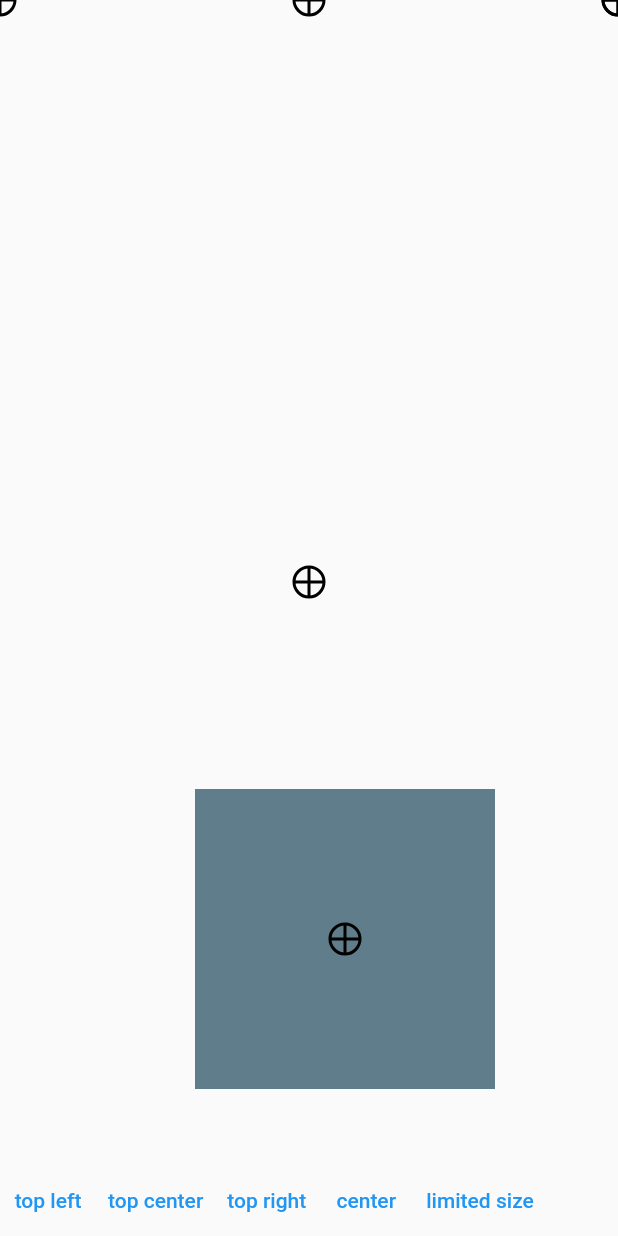
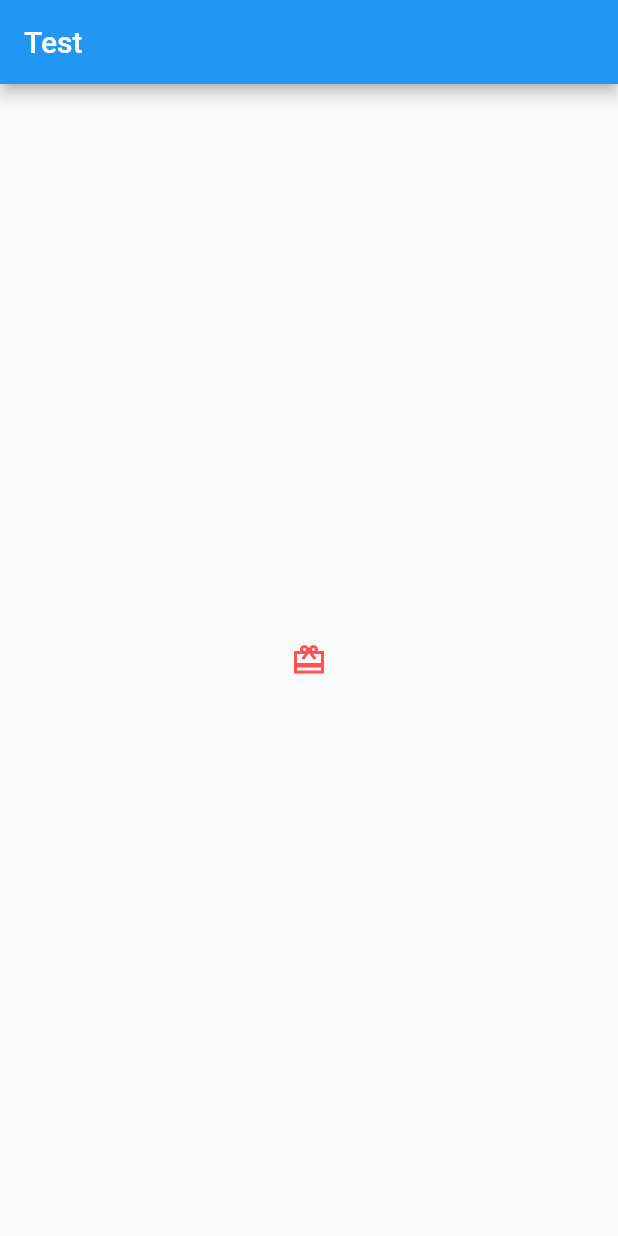
Before and after one commit to nguyenquy4397/animated_container, a Flutter app: the screen it shows after launch, on a phone screen of 412 x 824 dp. Run offline on Flutter 3.47's test engine with Material 2 defaults, Android fonts, the phone set to English and light mode, and no system bars.

Commit message:
add force stop function to controller: clear all particles immediately fix example suitable with requirement

```diff
--- a/example/lib/main.dart
+++ b/example/lib/main.dart
@@ -31,131 +31,57 @@ class MyHomePage extends StatefulWidget {
 }
 
 class _MyHomePageState extends State<MyHomePage> {
-  final _controllerTopLeft = ConfettiController();
-  final _controllerTopCenter = ConfettiController();
-  final _controllerTopRight = ConfettiController();
-  final _controllerCenter = ConfettiController();
-  final _controllerLimitedSize = ConfettiController();
+  final _controllerCenter =
+      ConfettiController(duration: const Duration(seconds: 1));
+  int _index = 0;
 
   @override
   Widget build(BuildContext context) {
     return SafeArea(
       child: Scaffold(
-        body: Stack(
+        appBar: AppBar(
+          title: const Text('Test'),
+          leading: (_index == 1)
+              ? IconButton(
+                  onPressed: () {
+                    setState(() {
+                      _index = 0;
+                    });
+                  },
+                  icon: const Icon(Icons.arrow_back))
+              : null,
+        ),
+        body: IndexedStack(
+          index: _index,
+          alignment: Alignment.center,
           children: [
-            ConfettiWidget(
-              confettiController: _controllerTopLeft,
-              alignment: Alignment.topLeft,
-              blastDirection: pi / 4,
-              displayTarget: true,
+            IconButton(
+              onPressed: () {
+                setState(() {
+                  _index = 1;
+                });
+                _controllerCenter.play();
+              },
+              icon: const Icon(
+                Icons.card_giftcard_sharp,
+                color: Colors.redAccent,
               ),
-            ConfettiWidget(
-              confettiController: _controllerTopCenter,
-              alignment: Alignment.topCenter,
-              blastDirection: pi / 2,
-              displayTarget: true,
-              numberOfParticles: 50,
-              createParticlePaths: const [ConfettiUtils.drawStar],
             ),
-            ConfettiWidget(
-              confettiController: _controllerTopRight,
-              alignment: Alignment.topRight,
-              blastDirection: 3 * pi / 4,
-              displayTarget: true,
-              createParticlePaths: const [ConfettiUtils.drawStar],
-            ),
-            ConfettiWidget(
-              confettiController: _controllerTopRight,
-              alignment: Alignment.topRight,
-              blastDirection: 3 * pi / 4,
-              displayTarget: true,
-              createParticlePaths: const [ConfettiUtils.drawStar],
-            ),
+            Stack(
+              alignment: Alignment.center,
+              children: [
+                Image.asset('assets/congratulation.png'),
                 ConfettiWidget(
                   confettiController: _controllerCenter,
                   blastDirectionality: BlastDirectionality.explosive,
-              displayTarget: true,
-              shouldLoop: true,
+                  blastDirection: -pi / 2,
+                  maxBlastForce: 120,
+                  minBlastForce: 10,
+                  numberOfParticles: 100,
+                  gravity: 0.3,
                   createParticlePaths: const [ConfettiUtils.drawStar],
                 ),
-            Positioned(
-              bottom: 50,
-              left: 130,
-              child: Container(
-                width: 200,
-                height: 200,
-                color: Colors.blueGrey,
-                child: Stack(
-                  children: [
-                    ConfettiWidget(
-                      alignment: Alignment.center,
-                      confettiController: _controllerLimitedSize,
-                      displayTarget: true,
-                      canvas: const Size(200, 200),
-                      blastDirectionality: BlastDirectionality.explosive,
-                    ),
               ],
-                ),
-              ),
-            ),
-          ],
-        ),
-        bottomNavigationBar: Row(
-          children: [
-            TextButton(
-              onPressed: () {
-                if (_controllerTopLeft.state ==
-                    ConfettiControllerState.stopped) {
-                  _controllerTopLeft.play();
-                } else {
-                  _controllerTopLeft.stop();
-                }
-              },
-              child: const Text('top left'),
-            ),
-            TextButton(
-              onPressed: () {
-                if (_controllerTopCenter.state ==
-                    ConfettiControllerState.stopped) {
-                  _controllerTopCenter.play();
-                } else {
-                  _controllerTopCenter.stop();
-                }
-              },
-              child: const Text('top center'),
-            ),
-            TextButton(
-              onPressed: () {
-                if (_controllerTopRight.state ==
-                    ConfettiControllerState.stopped) {
-                  _controllerTopRight.play();
-                } else {
-                  _controllerTopRight.stop();
-                }
-              },
-              child: const Text('top right'),
-            ),
-            TextButton(
-              onPressed: () {
-                if (_controllerCenter.state ==
-                    ConfettiControllerState.stopped) {
-                  _controllerCenter.play();
-                } else {
-                  _controllerCenter.stop();
-                }
-              },
-              child: const Text('center'),
-            ),
-            TextButton(
-              onPressed: () {
-                if (_controllerLimitedSize.state ==
-                    ConfettiControllerState.stopped) {
-                  _controllerLimitedSize.play();
-                } else {
-                  _controllerLimitedSize.stop();
-                }
-              },
-              child: const Text('limited size'),
             ),
           ],
         ),
--- a/example/pubspec.yaml
+++ b/example/pubspec.yaml
@@ -60,9 +60,8 @@ flutter:
   uses-material-design: true
 
   # To add assets to your application, add an assets section, like this:
-  # assets:
-  #   - images/a_dot_burr.jpeg
-  #   - images/a_dot_ham.jpeg
+  assets:
+    - assets/
 
   # An image asset can refer to one or more resolution-specific "variants", see
   # https://flutter.dev/assets-and-images/#resolution-aware.
--- a/lib/src/enums/confetti_controller_state.dart
+++ b/lib/src/enums/confetti_controller_state.dart
@@ -1,4 +1,5 @@
 enum ConfettiControllerState {
   playing,
   stopped,
+  forceStopped,
 }
```
Also changed, not shown: lib/src/confetti.dart (+18 -0 lines), lib/src/particle.dart (+15 -0 lines), example/assets/congratulation.png (added), 1 other file. Lines whose indentation alone changed are shown as unchanged.
